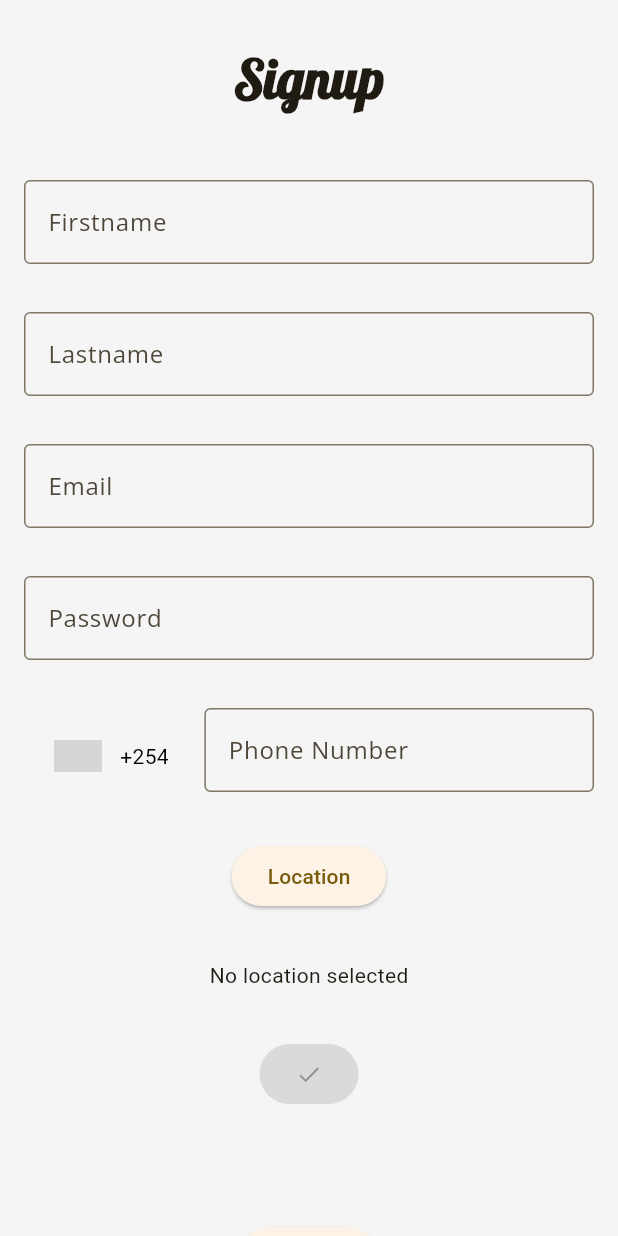
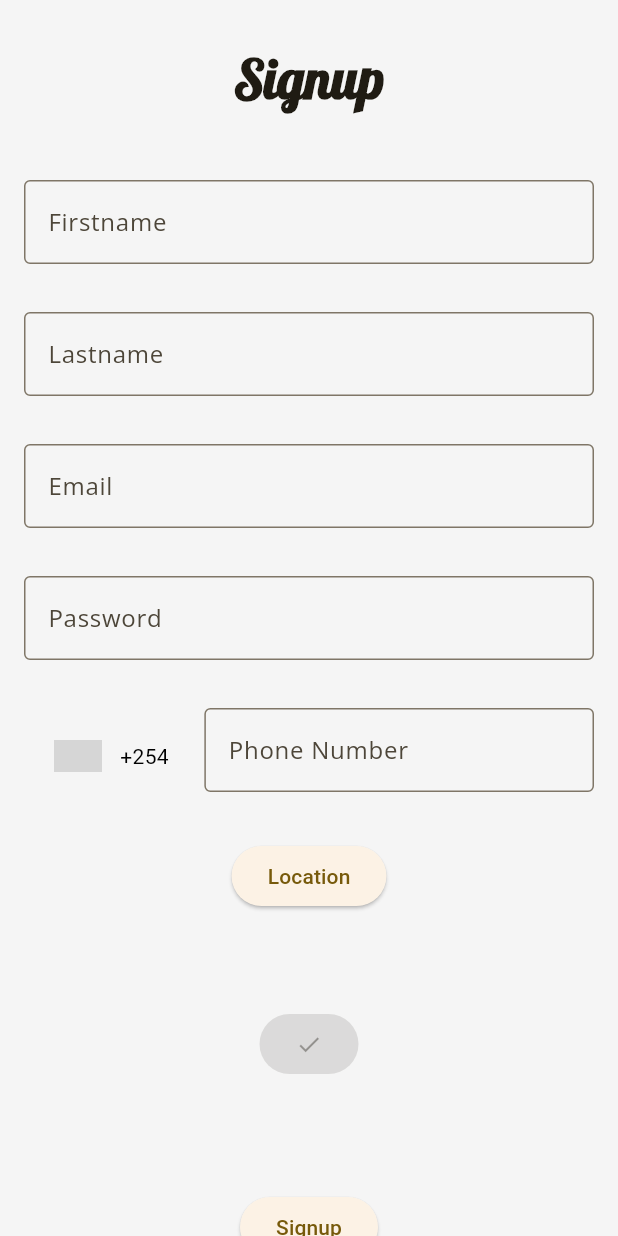
Before and after one commit to Buteya/likort, a Flutter app: the LikortSignup screen opened by its route, on a phone screen of 412 x 824 dp. Run offline on Flutter 3.47's test engine with Material 3 defaults, Android fonts, the phone set to English and light mode, and no system bars; drawn by our look-alikes of intl_phone_number_input; our stand-ins replace geolocator, google_fonts, google_maps_flutter, image_picker, shared_preferences; accounts and stored records are empty; grey boxes are pictures that could not be loaded.

Commit message:
fixing up signup screen

```diff
--- a/lib/auth/likortsignup.dart
+++ b/lib/auth/likortsignup.dart
@@ -181,11 +181,13 @@ class _LikortSignupState extends State<LikortSignup> {
                     ),
                     Padding(
                       padding: const EdgeInsets.all(16.0),
-                      child: Expanded(
-                        child: _currentPosition != null
-                            ? SizedBox(
-                                height: MediaQuery.of(context).size.height * .4,
-                                child: GoogleMap(
+                      child: SizedBox(
+                        height: _selectedMarker == null
+                            ? 0
+                            : MediaQuery.of(context).size.height * .4,
+                        child:
+                           _currentPosition != null
+                              ? GoogleMap(
                                   onMapCreated: (controller) {
                                     _mapController = controller;
                                   },
@@ -208,11 +210,11 @@ class _LikortSignupState extends State<LikortSignup> {
                                       );
                                     });
                                   },
+                                )
+                              : const Center(
+                                  child: Text('No location selected'),
                                 ),
-                              )
-                            : const Center(
-                                child: Text('No location selected'),
-                              ),
+
                       ),
                     ),
                     Padding(
@@ -228,12 +230,8 @@ class _LikortSignupState extends State<LikortSignup> {
                         child: const Icon(Icons.check),
                       ),
                     ),
-                    Text(_selectedMarker != null
-                        ? _selectedMarker!.position.latitude.toString()
-                        : ''),
-                    Text(_selectedMarker != null
-                        ? _selectedMarker!.position.longitude.toString()
-                        : ''),
+                    Text(_selectedMarker != null?_selectedMarker!.position.latitude.toString():''),
+                    Text(_selectedMarker != null?_selectedMarker!.position.longitude.toString():''),
                     Padding(
                       padding: const EdgeInsets.all(16.0),
                       child: ElevatedButton(
```
